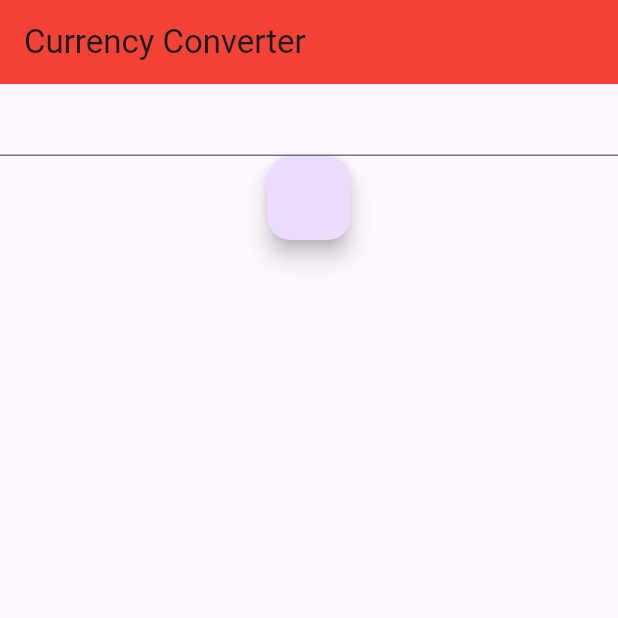
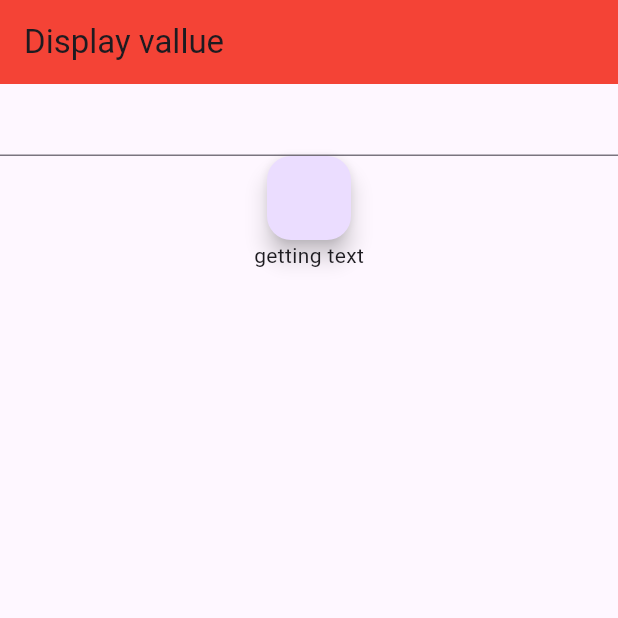
Before and after one commit to Soorajaniyeri/flutterfly, a Flutter app: the screen it shows after launch, on a phone screen of 412 x 824 dp, the top half of it. Run offline on Flutter 3.47's test engine with Material 2 defaults, Android fonts, the phone set to English and light mode, and no system bars.

Commit message:
Display Text

```diff
--- /dev/null
+++ b/lib/displaytext.dart
@@ -0,0 +1,38 @@
+import 'package:flutter/cupertino.dart';
+import 'package:flutter/material.dart';
+
+class Displayvalue extends StatefulWidget {
+  const Displayvalue({super.key});
+
+  @override
+  State<Displayvalue> createState() => _DisplayvalueState();
+}
+
+class _DisplayvalueState extends State<Displayvalue> {
+  String? myValue;
+
+  TextEditingController myctr = TextEditingController();
+
+  @override
+  Widget build(BuildContext context) {
+    return Scaffold(
+      appBar: AppBar(
+        backgroundColor: Colors.red,
+        title: Text("Display vallue"),
+      ),
+      body: Column(
+        children: [
+          TextField(
+            controller: myctr,
+          ),
+          FloatingActionButton(onPressed: () {
+            setState(() {
+              myValue = myctr.text;
+            });
+          }),
+          myValue == null ? Text("getting text") : Text(myValue!),
+        ],
+      ),
+    );
+  }
+}
--- a/lib/main.dart
+++ b/lib/main.dart
@@ -1,8 +1,11 @@
 import 'package:flutter/material.dart';
 import 'package:flutterfly/textfieldexample.dart';
 
+import 'Controller.dart';
 import 'Textfieldvaluesum.dart';
 import 'currencyconverter.dart';
+import 'displaytext.dart';
+import 'multiplicationcontroll.dart';
 import 'myhome.dart';
 
 void main() {
@@ -36,7 +39,7 @@ class MyApp extends StatelessWidget {
         colorScheme: ColorScheme.fromSeed(seedColor: Colors.deepPurple),
         useMaterial3: true,
       ),
-      home: Currency(),
+      home: Displayvalue(),
     );
   }
 }
```
Also changed, not shown: lib/Controller.dart (added, +33 -0 lines), lib/multiplicationcontroll.dart (added, +39 -0 lines).
